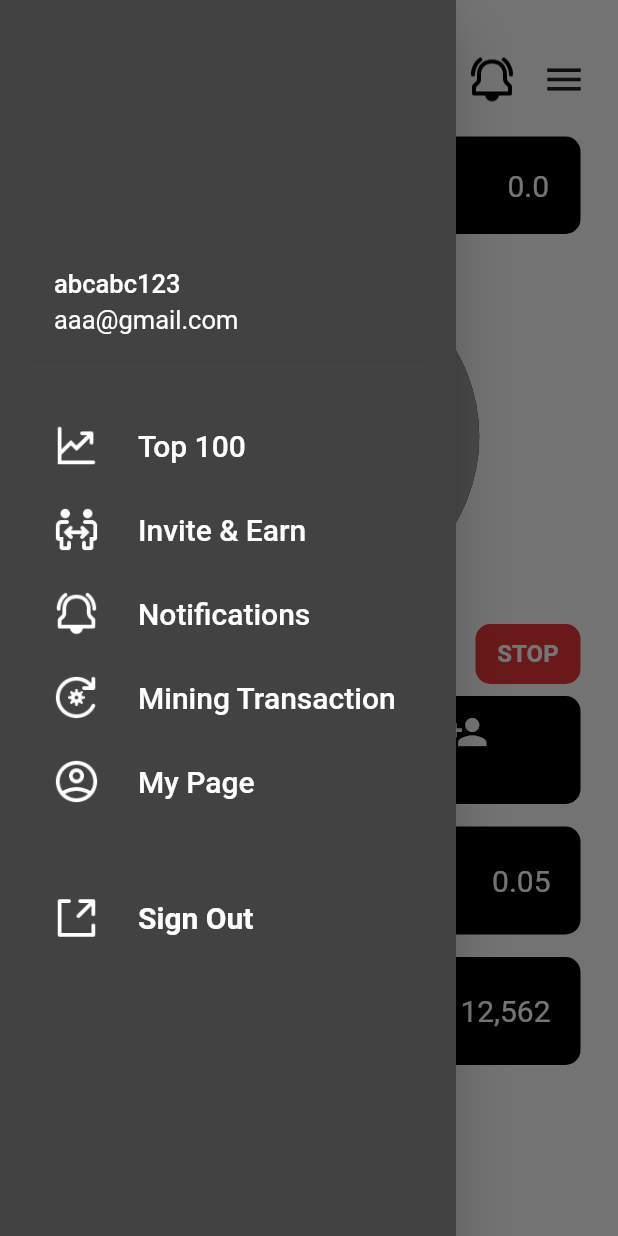
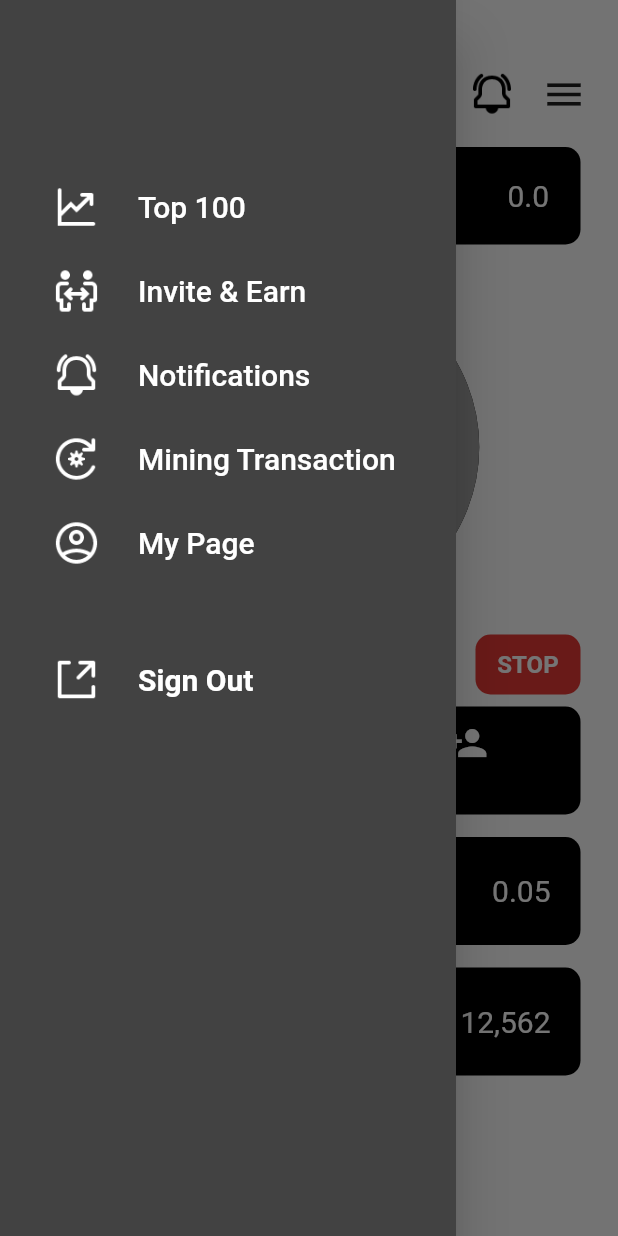
Before and after one commit to mym1986/flutter_miningwallet, a Flutter app: the Body screen opened directly, with the side drawer open, on a phone screen of 412 x 824 dp. Run offline on Flutter 3.47's test engine with Material 2 defaults, Android fonts, the light colour scheme and no system bars; our stand-ins replace dio, firebase_auth, firebase_core, flutter_secure_storage, flutter_svg, google_sign_in and 2 more; accounts and stored records are empty.

Commit message:
modify  1) transaction  2) sidebar  3) main icon, name

```diff
--- a/lib/screens/MainScreen/components/body.dart
+++ b/lib/screens/MainScreen/components/body.dart
@@ -105,10 +105,10 @@ class _BodyState extends State<Body> with SingleTickerProviderStateMixin {
             height: 15,
           ),
           Padding(
-            padding: const EdgeInsets.only(left: 10),
+            padding: const EdgeInsets.only(left: 10,top: 12),
             child: Container(
               margin: EdgeInsets.symmetric(horizontal: 12, vertical: 13),
-              height: 50,
+              height: 45,
               // color: Colors.black,
               child: Row(
                 mainAxisAlignment: MainAxisAlignment.spaceBetween,
--- a/lib/widgets/SideBar/SideBar.dart
+++ b/lib/widgets/SideBar/SideBar.dart
@@ -22,19 +22,8 @@ class _SideBarState extends State<SideBar> {
       child: Container(
         color: Colors.grey.shade800,
         child: ListView(
-          padding: EdgeInsets.symmetric(horizontal: 20,vertical: 80),
+          padding: EdgeInsets.symmetric(horizontal: 20,vertical: 90),
           children: [
-            UserAccountsDrawerHeader(
-              accountName: Text(
-                "abcabc123",
-                style: TextStyle(fontSize: 17, color: Colors.white),
-              ),
-              accountEmail: Text(
-                "aaa@gmail.com",
-                style: TextStyle(fontSize: 17, color: Colors.white),
-              ),
-              decoration: BoxDecoration(color: Colors.grey.shade800),
-            ),
             SizedBox(height: 20),
             ListTile(
                 tileColor: Colors.green,
```
Also changed, not shown: lib/screens/Transaction/components/body.dart (+12 -34 lines), lib/widgets/Webview/Webview.dart (+17 -0 lines), 8 other files.
